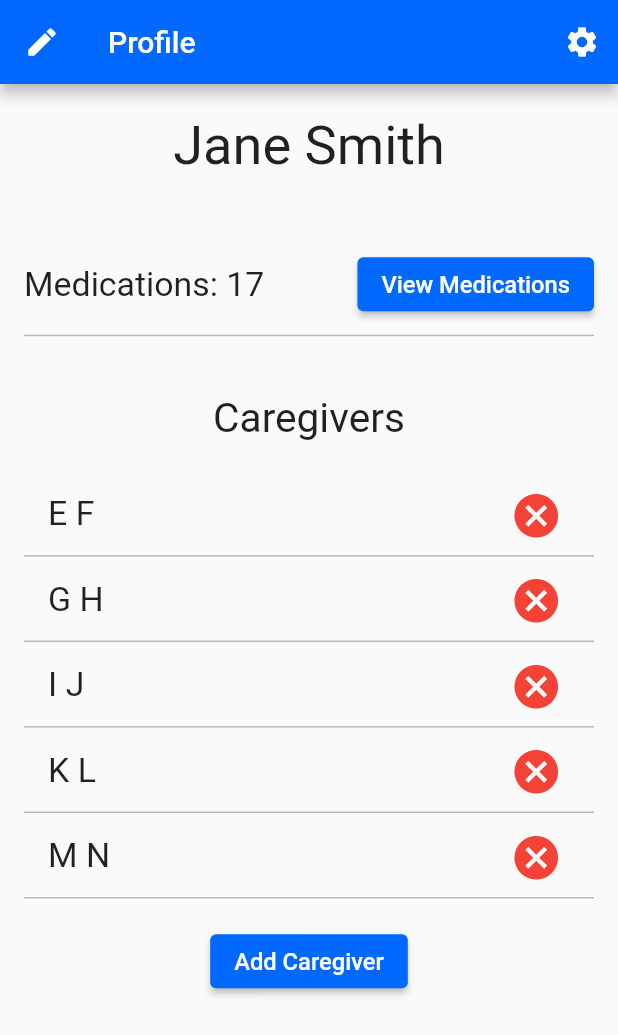
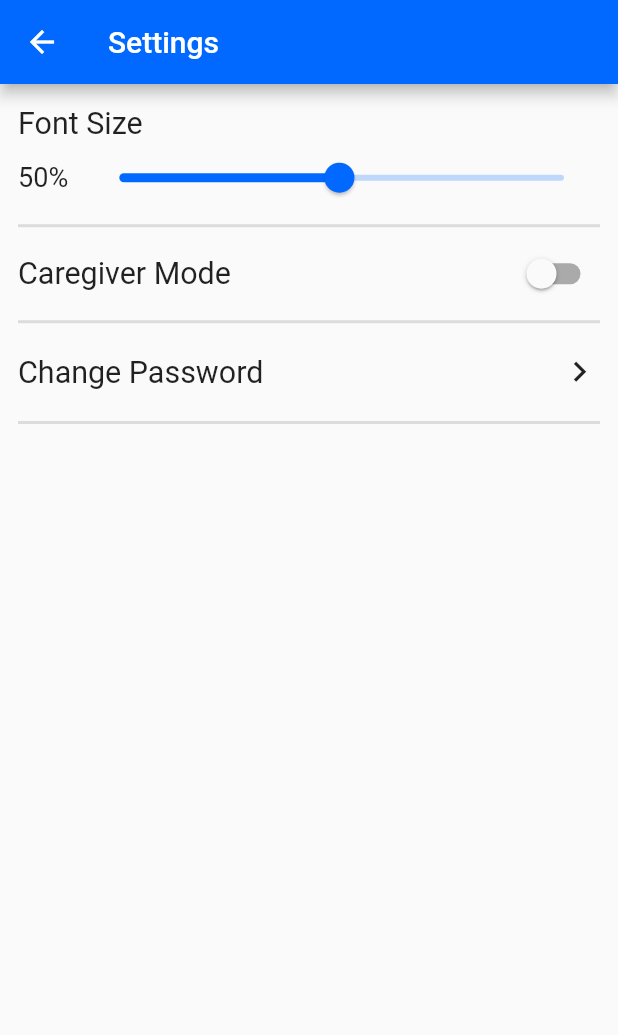
Before and after one commit to AbelSAnderson/Medify, a Flutter app: the ProfileScreen screen opened directly, after a tap on the "settings" icon, on a phone screen of 412 x 824 dp. Shown: the top 1035 px of the screen. Run offline on Flutter 3.47's test engine with Material 2 defaults, Android fonts, the phone set to English and light mode, and no system bars; our stand-ins replace bloc, date_format, equatable, flutter_bloc, hive, responsive_framework and 1 more; accounts and stored records are empty; generated files the repository leaves out were written again.

Commit message:
#14 Created Settings Screen UI
* #24 Settings screen UI scales for multiple screen sizes

```diff
--- a/lib/screens/profile_screen.dart
+++ b/lib/screens/profile_screen.dart
@@ -6,6 +6,7 @@ import 'package:medify/cubit/caregivers_cubit.dart';
 import 'package:medify/cubit/medications_cubit.dart';
 import 'package:medify/database/models/user_connection.dart';
 import 'package:medify/screens/medications_screen.dart';
+import 'package:medify/screens/settings_screen.dart';
 import 'package:medify/widgets/search_bar.dart';
 import 'package:medify/scale.dart';
 
@@ -24,7 +25,11 @@ class ProfileScreen extends StatelessWidget {
         actions: [
           IconButton(
             icon: Icon(Icons.settings),
-            onPressed: () {},
+            onPressed: () {
+              Navigator.of(context).push(MaterialPageRoute(
+                builder: (context) => SettingsScreen(),
+              ));
+            },
           ),
         ],
       ),
--- /dev/null
+++ b/lib/screens/settings_screen.dart
@@ -0,0 +1,126 @@
+import 'package:flutter/material.dart';
+import 'package:medify/scale.dart';
+
+class SettingsScreen extends StatefulWidget {
+  @override
+  _SettingsScreenState createState() => _SettingsScreenState();
+}
+
+class _SettingsScreenState extends State<SettingsScreen> {
+  var _sliderValue = 50.0;
+  var _switchValue = false;
+
+  @override
+  Widget build(BuildContext context) {
+    return Scaffold(
+      appBar: AppBar(
+        title: Text("Settings"),
+      ),
+      body: SingleChildScrollView(
+        child: Padding(
+          padding: EdgeInsets.symmetric(horizontal: 12.sh, vertical: 12.sv),
+          child: Column(
+            children: [
+              _fontSizeSection(),
+              _caregiverModeSection(),
+              _changePasswordSection(),
+            ],
+          ),
+        ),
+      ),
+    );
+  }
+
+  Widget _fontSizeSection() {
+    return Column(
+      children: [
+        Align(
+          alignment: Alignment.centerLeft,
+          child: Text(
+            "Font Size",
+            style: TextStyle(fontSize: 18.sf),
+          ),
+        ),
+        Row(
+          children: [
+            Padding(
+              padding: EdgeInsets.only(right: 10.sh),
+              child: Text(
+                _sliderValue.toInt().toString() + "%",
+                style: TextStyle(fontSize: 16.sf),
+              ),
+            ),
+            Expanded(
+              child: Slider.adaptive(
+                value: _sliderValue,
+                min: 1,
+                max: 100,
+                onChanged: (value) {
+                  setState(() {
+                    _sliderValue = value;
+                  });
+                },
+              ),
+            ),
+          ],
+        ),
+        Divider(thickness: 2),
+      ],
+    );
+  }
+
+  Widget _caregiverModeSection() {
+    return Column(
+      children: [
+        Row(
+          mainAxisAlignment: MainAxisAlignment.spaceBetween,
+          children: [
+            Text(
+              "Caregiver Mode",
+              style: TextStyle(fontSize: 18.sf),
+            ),
+            Switch.adaptive(
+              activeColor: Theme.of(context).primaryColor,
+              value: _switchValue,
+              onChanged: (value) {
+                setState(() {
+                  _switchValue = value;
+                });
+              },
+            ),
+          ],
+        ),
+        Divider(thickness: 2),
+      ],
+    );
+  }
+
+  Widget _changePasswordSection() {
+    return InkWell(
+      child: Column(
+        children: [
+          Padding(
+            padding: EdgeInsets.symmetric(vertical: 10.sv),
+            child: Row(
+              mainAxisAlignment: MainAxisAlignment.spaceBetween,
+              children: [
+                Text(
+                  "Change Password",
+                  style: TextStyle(fontSize: 18.sf),
+                ),
+                Icon(
+                  Icons.keyboard_arrow_right,
+                  size: 24.sf,
+                ),
+              ],
+            ),
+          ),
+          Divider(thickness: 2),
+        ],
+      ),
+      onTap: () {
+        //Show Change Password Dialog
+      },
+    );
+  }
+}
```
